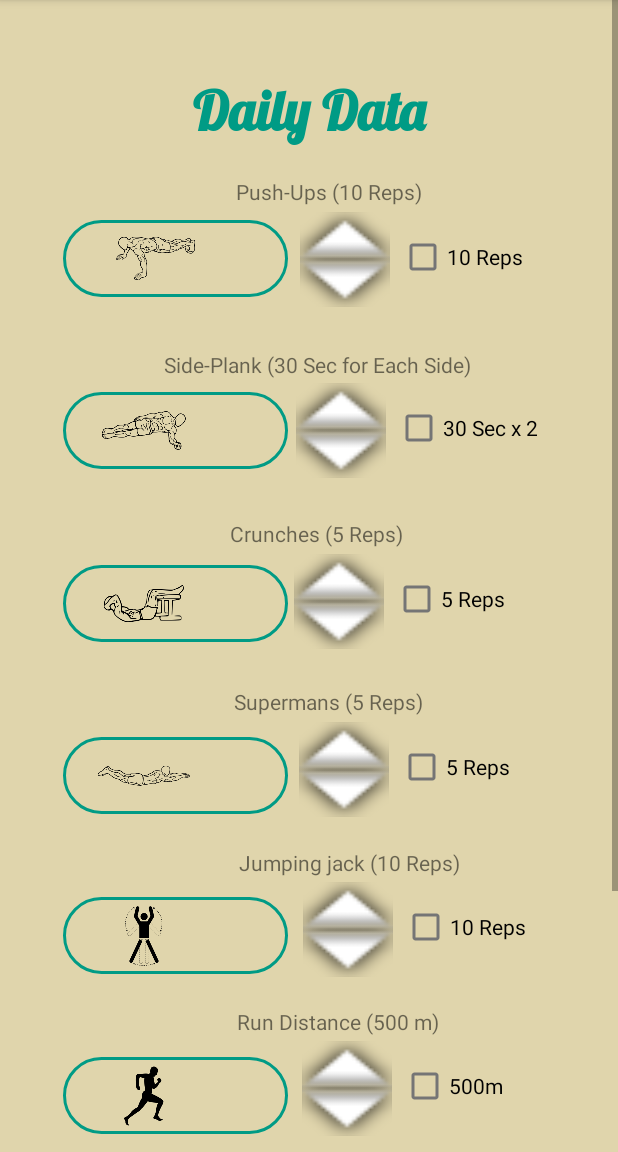
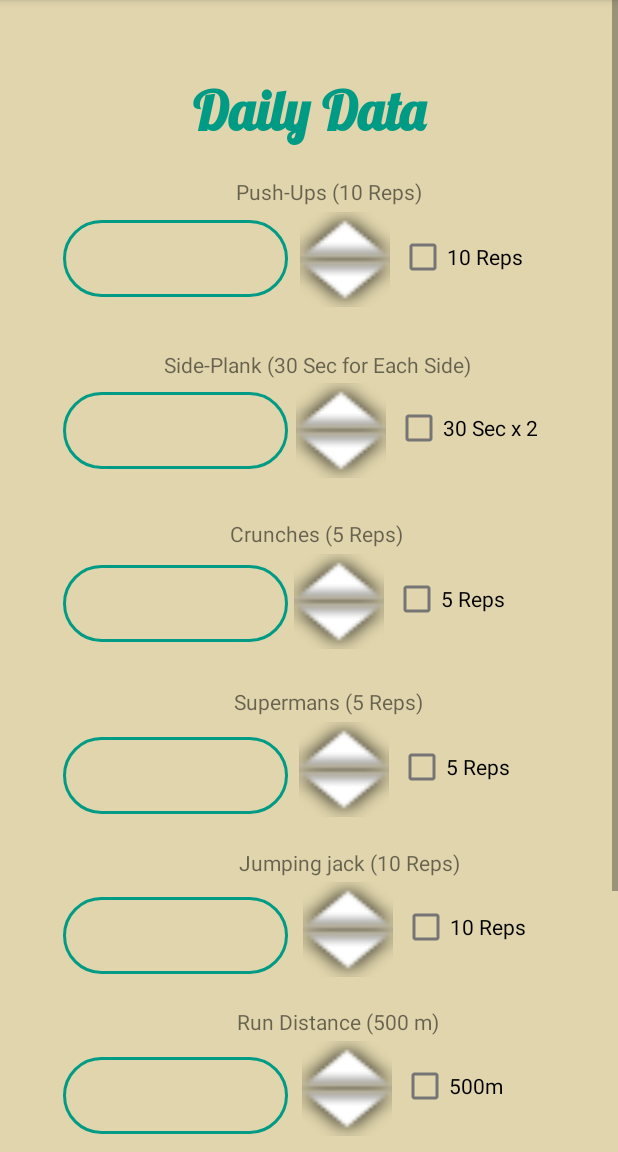
Before and after one commit to thecodemonster1/EveryMove_App, an Android app: the aerobics_plan_activity screen opened directly, with no data from a screen before it, on a phone screen of 412 x 824 dp, the part 84-1236 px from its top. Run offline under Robolectric (Android 15) with nearby library versions, the phone set to English and light mode, and no system bars; Roboto replaces fonts that are not available here.

Commit message:
some changes and created new workout plan activities...

```diff
--- a/app/src/main/AndroidManifest.xml
+++ b/app/src/main/AndroidManifest.xml
@@ -15,6 +15,12 @@
         android:supportsRtl="true"
         android:theme="@style/Theme.EveryMoveTheCodeMonsterPartApp"
         tools:targetApi="31">
+        <activity
+            android:name=".core_workout_plan_activity"
+            android:exported="false" />
+        <activity
+            android:name=".strength_plan_activity"
+            android:exported="false" />
         <activity
             android:name=".aerobics_plan_activity"
             android:exported="false" />
--- a/app/src/main/res/layout/activity_aerobics_plan.xml
+++ b/app/src/main/res/layout/activity_aerobics_plan.xml
@@ -32,12 +32,11 @@
             android:layout_alignParentStart="true"
             android:layout_alignParentEnd="true"
             android:layout_marginStart="42dp"
-            android:layout_marginEnd="220dp"
             android:layout_marginLeft="60dp"
             android:layout_marginTop="41dp"
+            android:layout_marginEnd="220dp"
 
             android:background="@drawable/button_boarder"
-            android:drawableLeft="@mipmap/pushup1_foreground"
             android:drawablePadding="0dp"
             android:fontFamily="@font/source"
             android:inputType="number|numberDecimal"
@@ -70,7 +69,6 @@
             android:layout_marginTop="64dp"
             android:layout_marginEnd="220dp"
             android:background="@drawable/button_boarder"
-            android:drawableLeft="@mipmap/crunches_foreground"
             android:drawablePadding="0dp"
             android:fontFamily="@font/source"
             android:inputType="number|numberDecimal"
@@ -89,7 +87,6 @@
             android:layout_marginTop="55dp"
             android:layout_marginEnd="220dp"
             android:background="@drawable/button_boarder"
-            android:drawableLeft="@mipmap/running_foreground"
             android:drawablePadding="0dp"
             android:fontFamily="@font/source"
             android:inputType="numberDecimal"
@@ -108,7 +105,6 @@
             android:layout_marginTop="71dp"
             android:layout_marginEnd="220dp"
             android:background="@drawable/button_boarder"
-            android:drawableLeft="@mipmap/cross_crunches_foreground"
             android:drawablePadding="0dp"
             android:fontFamily="@font/source"
             android:inputType="numberDecimal"
@@ -200,7 +196,6 @@
             android:layout_marginTop="63dp"
             android:layout_marginEnd="220dp"
             android:background="@drawable/button_boarder"
-            android:drawableLeft="@mipmap/side_plank_foreground"
             android:drawablePadding="0dp"
             android:fontFamily="@font/source"
             android:inputType="number|numberDecimal"
@@ -308,7 +303,6 @@
             android:layout_marginTop="63dp"
             android:layout_marginEnd="220dp"
             android:background="@drawable/button_boarder"
-            android:drawableLeft="@mipmap/supermans_foreground"
             android:drawablePadding="0dp"
             android:fontFamily="@font/source"
             android:inputType="number|numberDecimal"
@@ -395,7 +389,6 @@
             android:layout_marginTop="55dp"
             android:layout_marginEnd="220dp"
             android:background="@drawable/button_boarder"
-            android:drawableLeft="@mipmap/jumping_jack_foreground"
             android:drawablePadding="0dp"
             android:fontFamily="@font/source"
             android:inputType="numberDecimal"
```
Also changed, not shown: app/src/main/java/com/example/everymovethecodemonsterpartapp/core_workout_plan_activity.java (added, +14 -0 lines), app/src/main/java/com/example/everymovethecodemonsterpartapp/strength_plan_activity.java (added, +14 -0 lines), app/src/main/res/layout/activity_core_workout_plan.xml (added, +9 -0 lines), app/src/main/res/layout/activity_strength_plan.xml (added, +9 -0 lines).
